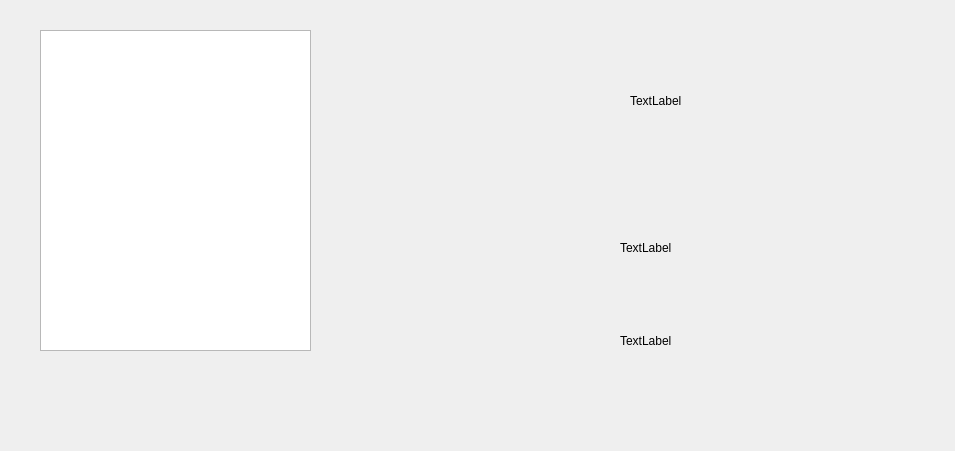
Above: ProjectHiawatha/cityscreen.ui from Alex-BusNet/ProjectHiawatha before the change. Below: the same form after it.
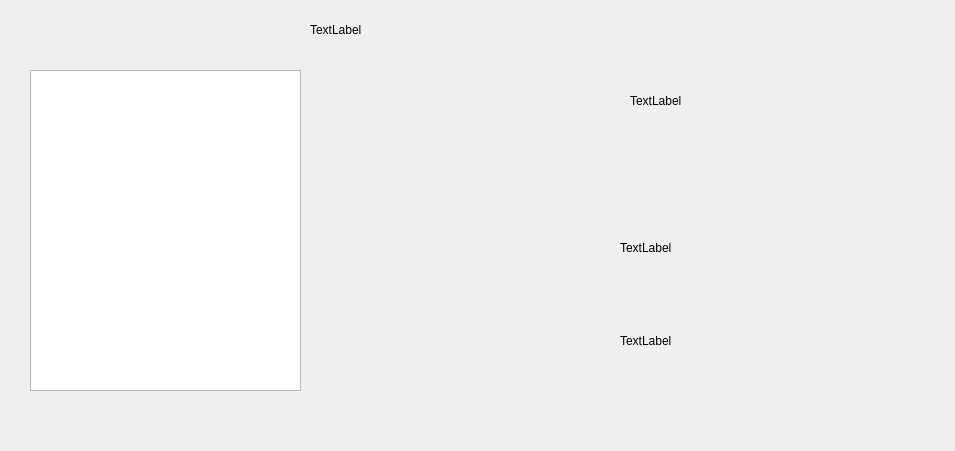
That is the form after the change.

```diff
--- a/ProjectHiawatha/cityscreen.ui
+++ b/ProjectHiawatha/cityscreen.ui
@@ -16,8 +16,8 @@
   <widget class="QListWidget" name="listWidget">
    <property name="geometry">
     <rect>
-     <x>40</x>
-     <y>30</y>
+     <x>30</x>
+     <y>70</y>
      <width>271</width>
      <height>321</height>
     </rect>
@@ -62,6 +62,19 @@
     <string>TextLabel</string>
    </property>
   </widget>
+  <widget class="QLabel" name="label_4">
+   <property name="geometry">
+    <rect>
+     <x>310</x>
+     <y>20</y>
+     <width>361</width>
+     <height>20</height>
+    </rect>
+   </property>
+   <property name="text">
+    <string>TextLabel</string>
+   </property>
+  </widget>
  </widget>
  <resources/>
  <connections/>
```
